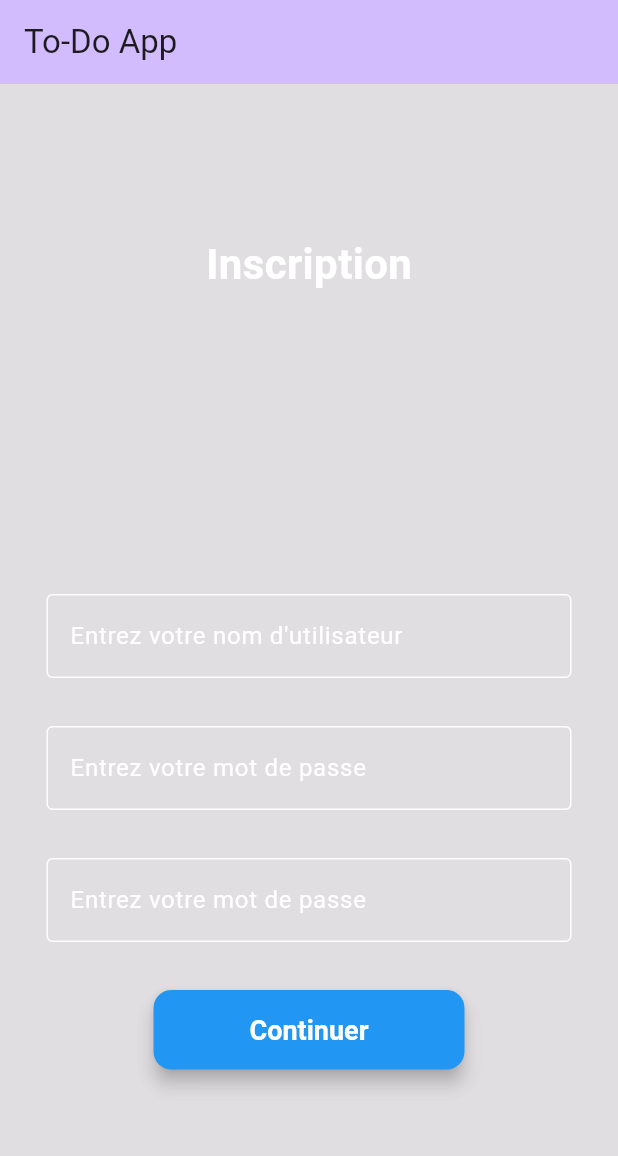
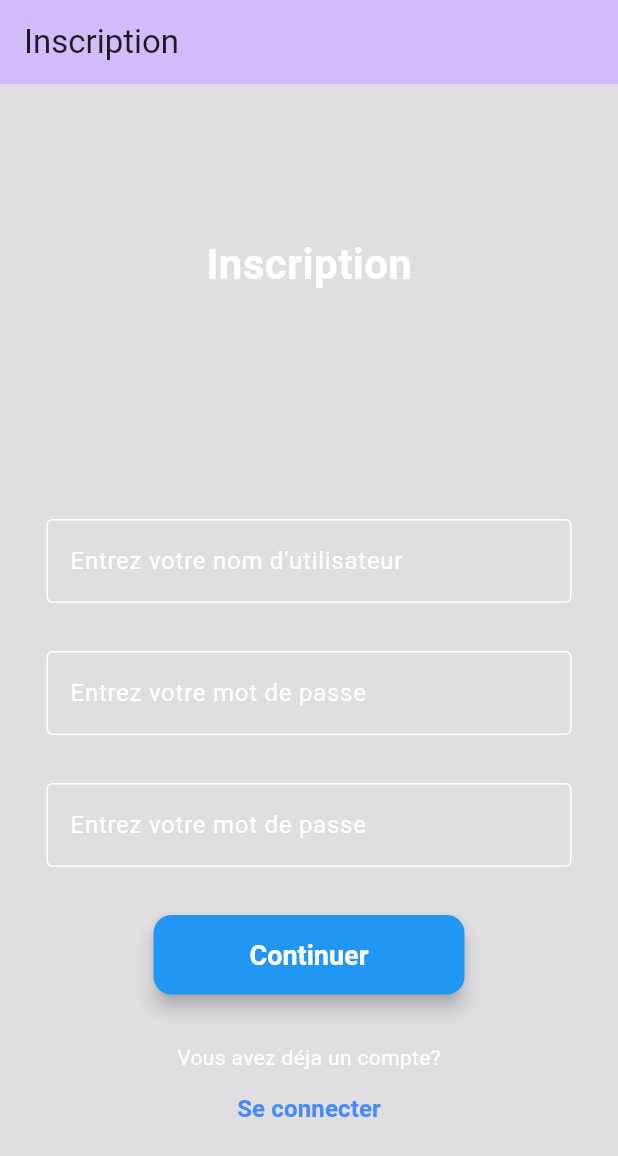
Before and after one commit to NadimJamil/5N6_MobileAv_TP_NadimJamil, a Flutter app: the screen it shows after launch, after a tap on "Continuer", on a phone screen of 412 x 824 dp. Shown: the top 1156 px of the screen. Run offline on Flutter 3.47's test engine with Material 3 defaults, Android fonts, the light colour scheme and no system bars; our stand-ins replace dio.

Commit message:
FCT : Création de toutes les pages + navigation
Implémentation de navigation entre toutes les pages. Fin de la page Inscription et Connection. Avancement de la page d'accueil.

```diff
--- a/frontendtp/lib/Inscription.dart
+++ b/frontendtp/lib/inscription.dart
@@ -1,34 +1,16 @@
+import 'package:dio/dio.dart';
 import 'package:flutter/material.dart';
+import 'package:frontendtp/Connexion.dart';
+import 'package:frontendtp/accueuil.dart';
 
-void main() {
-  runApp(const MyApp());
+class SignUpPage extends StatefulWidget {
+  const SignUpPage({super.key});
+
+  @override
+  State<SignUpPage> createState() => _SignUpPageState();
 }
 
-class MyApp extends StatelessWidget {
-  const MyApp({super.key});
-
-  @override
-  Widget build(BuildContext context) {
-    return MaterialApp(
-      title: 'Todo App',
-      theme: ThemeData(
-        colorScheme: ColorScheme.fromSeed(seedColor: Colors.deepPurple),
-      ),
-      home: const MyHomePage(title: 'To-Do App'),
-    );
-  }
-}
-
-class MyHomePage extends StatefulWidget {
-  const MyHomePage({super.key, required this.title});
-
-  final String title;
-
-  @override
-  State<MyHomePage> createState() => _MyHomePageState();
-}
-
-class _MyHomePageState extends State<MyHomePage> {
+class _SignUpPageState extends State<SignUpPage> {
   late TextEditingController _usernameController;
   late TextEditingController _passwordController;
   late TextEditingController _confirmPasswordController;
@@ -50,12 +32,56 @@ class _MyHomePageState extends State<MyHomePage> {
   }
 
   @override
+  void navPageConnection(){
+    Navigator.of(context).push(
+        MaterialPageRoute<void>(
+          builder: (context) => const LoginPage(),
+        ),
+    );
+}
+
+  @override
+  void navPageAccueuil() {
+    Navigator.of(
+      context,
+    ).push(MaterialPageRoute<void>(builder: (context) => const HomePage()));
+  }
+
+  @override
+  void requeteInscription() async{
+    var reponse = await Dio().get("");
+  }
+
+  void connection(){
+    final username = _usernameController.text.trim();
+    final pw = _passwordController.text.trim();
+    final pwConfirm = _confirmPasswordController.text.trim();
+
+    if(!username.isEmpty && !pw.isEmpty && !pwConfirm.isEmpty){
+      requeteInscription();
+      navPageAccueuil();
+    }
+    else if(pwConfirm != pw){
+      //error
+    }
+    else if(username.isEmpty || username.length < 4){
+      //error
+    }
+    else if(pw.isEmpty || username.length < 7){
+      //error
+    }
+    else if(pwConfirm.isEmpty || username.length < 7){
+      //error
+    }
+  }
+
+  @override
   Widget build(BuildContext context) {
     return Scaffold(
       backgroundColor: const Color.fromRGBO(205, 200, 205, 0.6),
       appBar: AppBar(
         backgroundColor: Theme.of(context).colorScheme.inversePrimary,
-        title: Text(widget.title),
+        title: Text("Inscription"),
       ),
       body: Center(
         child: Column(
@@ -70,7 +96,7 @@ class _MyHomePageState extends State<MyHomePage> {
                 color: Colors.white
               ),
             ),
-            SizedBox(height: 200),
+            SizedBox(height: 150),
             SizedBox(
               width: 350,
               child: TextField(
@@ -136,7 +162,7 @@ class _MyHomePageState extends State<MyHomePage> {
             ),
             SizedBox(height: 32),
             ElevatedButton(
-              onPressed: () => (),
+              onPressed: connection,
               style: ElevatedButton.styleFrom(
                 backgroundColor: Colors.blue,
                 foregroundColor: Colors.white,
@@ -151,7 +177,25 @@ class _MyHomePageState extends State<MyHomePage> {
                 elevation: 5,
               ),
               child: Text("Continuer"),
-            )
+            ),
+            SizedBox(height: 32),
+            Text(
+                style: TextStyle(
+                  color: Colors.white
+                ),
+                "Vous avez déja un compte?"),
+            TextButton(onPressed: navPageConnection,
+                style: TextButton.styleFrom(
+                  foregroundColor: Colors.blueAccent,
+                ),
+                child: Text(
+                    "Se connecter",
+                    style: TextStyle(
+                      fontWeight: FontWeight.bold,
+                      fontSize: 16
+                    ),
+            ),
+      )
           ],
         ),
       ),
--- /dev/null
+++ b/frontendtp/lib/main.dart
@@ -0,0 +1,21 @@
+import 'package:flutter/material.dart';
+import 'package:frontendtp/inscription.dart';
+
+void main() {
+  runApp(const MyApp());
+}
+
+class MyApp extends StatelessWidget {
+  const MyApp({super.key});
+
+  @override
+  Widget build(BuildContext context) {
+    return MaterialApp(
+      title: 'Todo App',
+      theme: ThemeData(
+        colorScheme: ColorScheme.fromSeed(seedColor: Colors.deepPurple),
+      ),
+      home: const SignUpPage(),
+    );
+  }
+}
--- a/frontendtp/pubspec.yaml
+++ b/frontendtp/pubspec.yaml
@@ -30,7 +30,8 @@ environment:
 dependencies:
   flutter:
     sdk: flutter
-
+  dio: ^5.9.0
+  json_annotation: ^4.9.0
   # The following adds the Cupertino Icons font to your application.
   # Use with the CupertinoIcons class for iOS style icons.
   cupertino_icons: ^1.0.8
@@ -38,7 +39,8 @@ dependencies:
 dev_dependencies:
   flutter_test:
     sdk: flutter
-
+  build_runner: ^2.4.15
+  json_serializable: ^6.9.5
   # The "flutter_lints" package below contains a set of recommended lints to
   # encourage good coding practices. The lint set provided by the package is
   # activated in the `analysis_options.yaml` file located at the root of your
```
Also changed, not shown: frontendtp/lib/accueuil.dart (added, +105 -0 lines), frontendtp/lib/connexion.dart (added, +147 -0 lines), frontendtp/lib/consultation.dart (added, +30 -0 lines), frontendtp/lib/creation.dart (added, +52 -0 lines), frontendtp/pubspec.lock, 1 other file.
